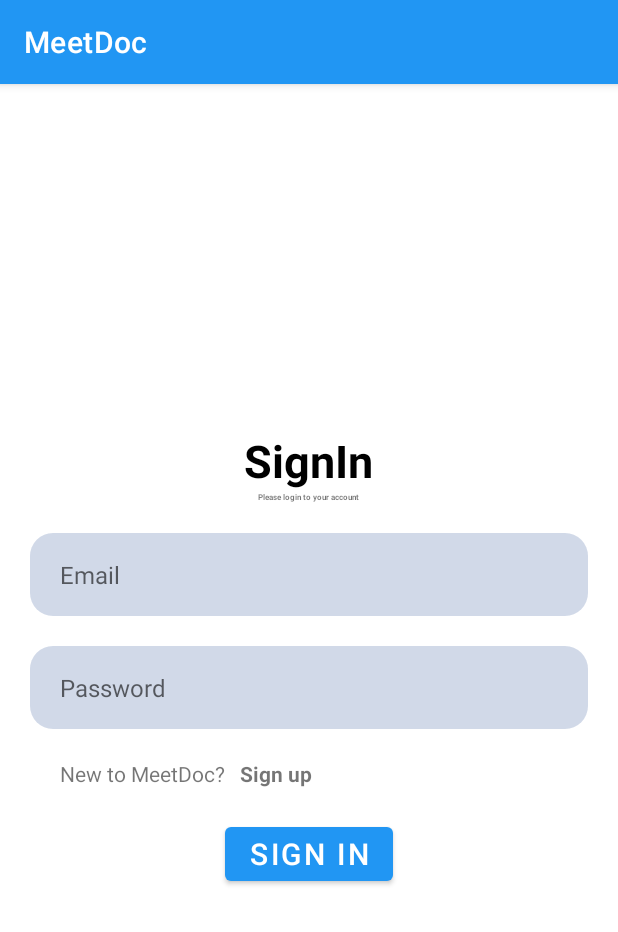
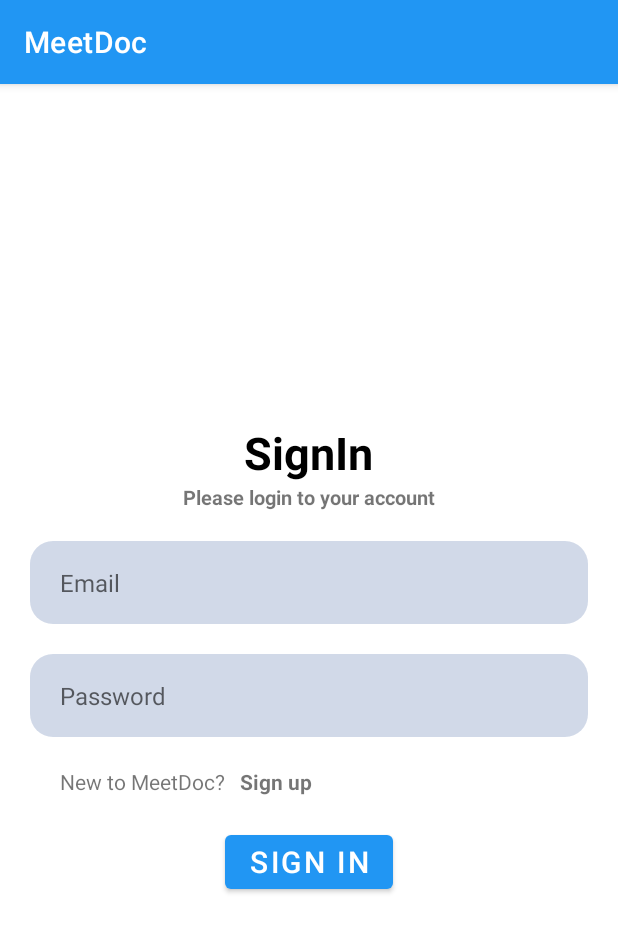
Before and after one commit to AdityaVSM/MeetDoc, an Android app: the SiginActivity screen opened directly, with no data from a screen before it, on a phone screen of 412 x 824 dp. Shown: the top 932 px of the screen. Run offline under Robolectric (Android 15) with nearby library versions, the phone set to English and light mode, and no system bars; our stand-ins replace Firebase (no records; nobody signed in at launch, a user with empty details on screens opened directly).

Commit message:
bug fixed

```diff
--- a/app/src/main/res/layout/activity_sigin.xml
+++ b/app/src/main/res/layout/activity_sigin.xml
@@ -15,7 +15,7 @@
     <TextView
         android:layout_width="wrap_content" android:layout_height="wrap_content" android:layout_gravity="center"
         android:text="Please login to your account"
-        android:textSize="5sp"
+        android:textSize="13dp"
         android:textStyle="bold" />
 
     <EditText
```
Also changed, not shown: app/src/main/java/com/example/meetdoc/userSignup.java (+8 -0 lines).
